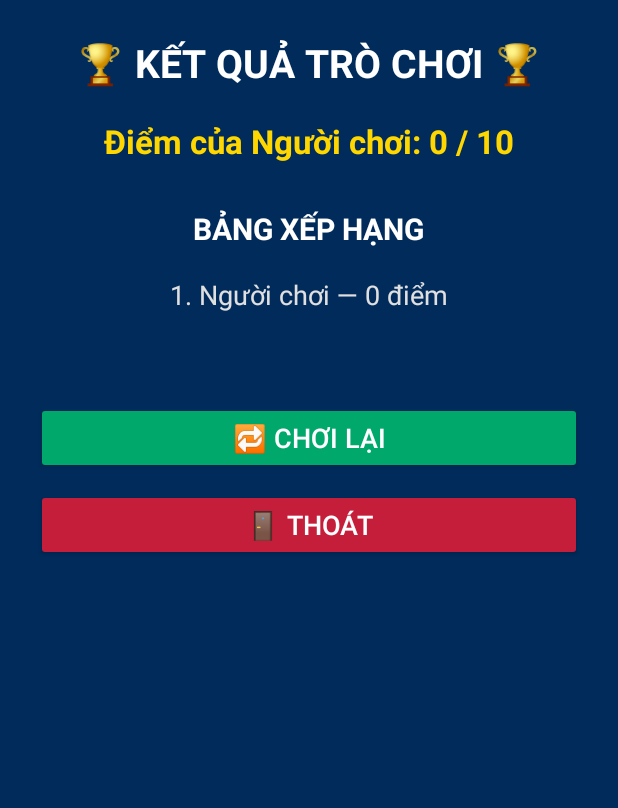
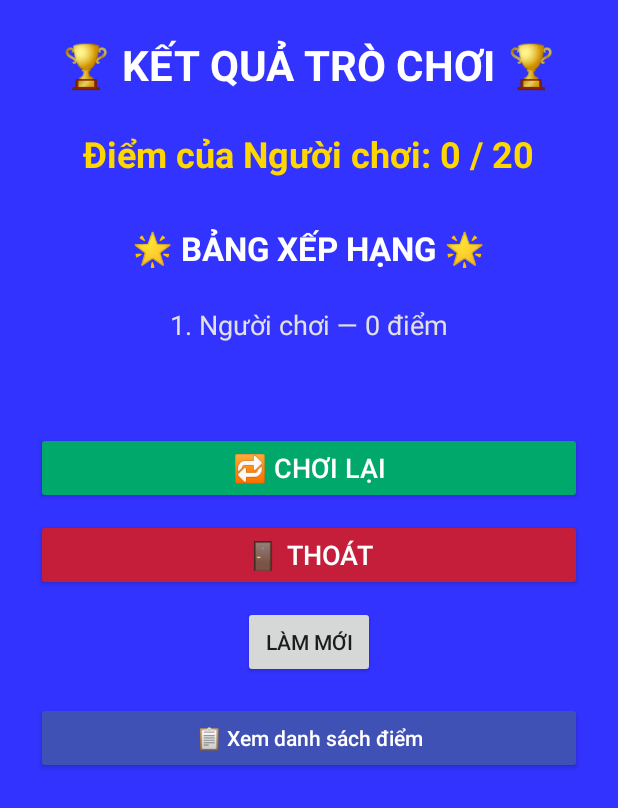
Before and after one commit to Biendeptrai/AppFootballquiz, an Android app: the ResultActivity screen opened directly, with no data from a screen before it, on a phone screen of 412 x 824 dp. Shown: the top 808 px of the screen. Run offline under Robolectric (Android 15) with nearby library versions, the phone set to English and light mode, and no system bars.

Commit message:
thay đổi

```diff
--- a/app/src/main/AndroidManifest.xml
+++ b/app/src/main/AndroidManifest.xml
@@ -13,6 +13,8 @@
         <!-- Khai báo 2 Activity phụ -->
         <activity android:name=".ResultActivity" />
         <activity android:name=".QuizActivity" />
+        <activity android:name=".ScoreListActivity" />
+
         <!-- Màn hình chính khi mở app -->
         <activity
             android:name=".MainActivity"
--- a/app/src/main/java/com/example/footballquiz/DBHelper.java
+++ b/app/src/main/java/com/example/footballquiz/DBHelper.java
@@ -187,4 +187,10 @@ public class DBHelper extends SQLiteOpenHelper {
         db.close();
         return topList;
     }
+    public Cursor getAllScores() {
+        SQLiteDatabase db = this.getReadableDatabase();
+        return db.rawQuery("SELECT playerName, score, category, mode, date FROM scores ORDER BY score DESC", null);
+    }
+
+
 }
--- a/app/src/main/java/com/example/footballquiz/ResultActivity.java
+++ b/app/src/main/java/com/example/footballquiz/ResultActivity.java
@@ -12,6 +12,22 @@ public class ResultActivity extends AppCompatActivity {
     private TextView tvResult, tvLeaderboard;
     private Button btnReplay, btnExit;
     private DBHelper dbHelper;
+    private void loadLeaderboard() {
+        ArrayList<String> topList = dbHelper.getTopScores();
+        StringBuilder leaderboardText = new StringBuilder();
+        int rank = 1;
+        for (String s : topList) {
+            leaderboardText.append(rank).append(". ").append(s).append("\n");
+            rank++;
+        }
+        tvLeaderboard.setText(leaderboardText.toString());
+    }
+    @Override
+    protected void onResume() {
+        super.onResume();
+        loadLeaderboard();
+    }
+
 
     @Override
     protected void onCreate(Bundle savedInstanceState) {
@@ -28,7 +44,8 @@ public class ResultActivity extends AppCompatActivity {
 
         // Lấy điểm từ Intent
         int score = getIntent().getIntExtra("score", 0);
-        tvResult.setText("Điểm của bạn: " + score + " / 10");
+        tvResult.setText("Điểm của bạn: " + score + " / 20");
+
 
         // Lưu điểm (tạm đặt tên mặc định là "Người chơi")
         // Nhận tên người chơi từ Intent
@@ -38,7 +55,7 @@ public class ResultActivity extends AppCompatActivity {
         }
 
         // Hiển thị điểm kèm tên
-        tvResult.setText("Điểm của " + playerName + ": " + score + " / 10");
+        tvResult.setText("Điểm của " + playerName + ": " + score + " / 20");
 
         // Lưu điểm vào cơ sở dữ liệu
         dbHelper.saveScore(playerName, score);
@@ -53,6 +70,12 @@ public class ResultActivity extends AppCompatActivity {
             rank++;
         }
         tvLeaderboard.setText(leaderboardText.toString());
+        Button btnViewScores = findViewById(R.id.btnViewScores);
+        btnViewScores.setOnClickListener(v -> {
+            Intent intent = new Intent(ResultActivity.this, ScoreListActivity.class);
+            startActivity(intent);
+            overridePendingTransition(android.R.anim.fade_in, android.R.anim.fade_out);
+        });
 
         // Nút chơi lại
         btnReplay.setOnClickListener(v -> {
@@ -65,5 +88,9 @@ public class ResultActivity extends AppCompatActivity {
         btnExit.setOnClickListener(v -> {
             finishAffinity(); // Đóng toàn bộ app
         });
+        // Nút làm mới
+        Button btnReload = findViewById(R.id.btnReload);
+        btnReload.setOnClickListener(v -> loadLeaderboard());
+
     }
 }
--- a/app/src/main/res/drawable/bg_button_modern.xml
+++ b/app/src/main/res/drawable/bg_button_modern.xml
@@ -1,8 +1,8 @@
 <?xml version="1.0" encoding="utf-8"?>
 <shape xmlns:android="http://schemas.android.com/apk/res/android">
     <gradient
-        android:startColor="#6A11CB"
-        android:endColor="#2575FC"
+        android:startColor="#9900FF"
+        android:endColor="#330099"
         android:angle="90"/>
     <corners android:radius="30dp"/>
 </shape>
--- a/app/src/main/res/layout/activity_quiz.xml
+++ b/app/src/main/res/layout/activity_quiz.xml
@@ -89,7 +89,7 @@
         android:id="@+id/btnNext"
         android:text="Câu tiếp theo"
         android:textAllCaps="false"
-        android:textColor="#FFFFFF"
+        android:textColor="#00DD00"
         android:textSize="18sp"
         android:background="@drawable/bg_button_modern"
         android:elevation="6dp"
--- a/app/src/main/res/layout/activity_result.xml
+++ b/app/src/main/res/layout/activity_result.xml
@@ -1,44 +1,45 @@
 <?xml version="1.0" encoding="utf-8"?>
 <LinearLayout xmlns:android="http://schemas.android.com/apk/res/android"
-    android:orientation="vertical"
-    android:gravity="center_horizontal"
     android:layout_width="match_parent"
     android:layout_height="match_parent"
     android:padding="24dp"
-    android:background="#002b5b">
+    android:orientation="vertical"
+    android:gravity="center_horizontal"
+    android:background="#3333FF">
+
 
     <!-- Tiêu đề kết quả -->
     <TextView
         android:id="@+id/tvTitle"
+        android:layout_width="wrap_content"
+        android:layout_height="wrap_content"
         android:text="🏆 KẾT QUẢ TRÒ CHƠI 🏆"
         android:textColor="#FFFFFF"
         android:textStyle="bold"
-        android:textSize="26sp"
-        android:layout_marginBottom="20dp"
-        android:layout_width="wrap_content"
-        android:layout_height="wrap_content" />
+        android:textSize="28sp"
+        android:layout_marginBottom="24dp" />
 
     <!-- Hiển thị điểm -->
     <TextView
         android:id="@+id/tvResult"
+        android:layout_width="wrap_content"
+        android:layout_height="wrap_content"
         android:text="Điểm của bạn: 0 / 10"
         android:textColor="#FFD700"
         android:textStyle="bold"
-        android:textSize="22sp"
-        android:layout_marginBottom="30dp"
-        android:layout_width="wrap_content"
-        android:layout_height="wrap_content" />
+        android:textSize="24sp"
+        android:layout_marginBottom="32dp" />
 
     <!-- Bảng xếp hạng -->
     <TextView
         android:id="@+id/tvLeaderboardTitle"
-        android:text="BẢNG XẾP HẠNG"
+        android:layout_width="wrap_content"
+        android:layout_height="wrap_content"
+        android:text="🌟 BẢNG XẾP HẠNG 🌟"
         android:textColor="#FFFFFF"
         android:textStyle="bold"
-        android:textSize="20sp"
-        android:layout_marginBottom="10dp"
-        android:layout_width="wrap_content"
-        android:layout_height="wrap_content" />
+        android:textSize="22sp"
+        android:layout_marginBottom="16dp" />
 
     <ScrollView
         android:layout_width="match_parent"
@@ -56,28 +57,46 @@
             android:layout_height="wrap_content"
             android:padding="8dp" />
     </ScrollView>
-
     <!-- Nút chơi lại -->
     <Button
         android:id="@+id/btnReplay"
+        android:layout_width="match_parent"
+        android:layout_height="wrap_content"
         android:text="🔁 Chơi lại"
         android:backgroundTint="#00A86B"
         android:textColor="#FFFFFF"
         android:textSize="18sp"
-        android:layout_width="match_parent"
-        android:layout_height="wrap_content"
+        android:padding="10dp"
         android:layout_marginBottom="10dp"
-        android:padding="10dp" />
+        android:elevation="10dp" />
 
     <!-- Nút thoát -->
     <Button
         android:id="@+id/btnExit"
+        android:layout_width="match_parent"
+        android:layout_height="wrap_content"
         android:text="🚪 Thoát"
         android:backgroundTint="#C41E3A"
         android:textColor="#FFFFFF"
         android:textSize="18sp"
+        android:padding="10dp"
+        android:elevation="10dp" />
+    <Button
+        android:id="@+id/btnReload"
+        android:layout_width="wrap_content"
+        android:layout_height="wrap_content"
+        android:text="Làm mới"
+        android:layout_marginTop="10dp"
+        android:layout_gravity="center"/>
+    <Button
+        android:id="@+id/btnViewScores"
+        android:text="📋 Xem danh sách điểm"
+        android:textAllCaps="false"
+        android:textColor="#FFFFFF"
+        android:backgroundTint="#3F51B5"
+        android:layout_marginTop="16dp"
         android:layout_width="match_parent"
-        android:layout_height="wrap_content"
-        android:padding="10dp" />
+        android:layout_height="wrap_content" />
+
 
 </LinearLayout>
--- a/app/src/main/res/values/colors.xml
+++ b/app/src/main/res/values/colors.xml
@@ -1,5 +1,6 @@
 <?xml version="1.0" encoding="utf-8"?>
 <resources>
-    <color name="black">#FF000000</color>
-    <color name="white">#FFFFFFFF</color>
+    <color name="main_score_color">#FF8C00</color> <color name="dark_blue">#1C4E80</color>
+    <color name="green_light">#50FA7B</color>
+    <color name="red_dark">#FF5555</color>
 </resources>
--- a/app/src/main/res/values/strings.xml
+++ b/app/src/main/res/values/strings.xml
@@ -1,3 +1,6 @@
 <resources>
     <string name="app_name">FootballQuiz</string>
+    <string name="mode_easy">🧒 Dễ</string>
+    <string name="mode_normal">⚽ Trung bình</string>
+    <string name="mode_hard">🔥 Khó</string>
 </resources>
```
Also changed, not shown: app/src/main/java/com/example/footballquiz/MainActivity.java (+22 -26 lines), app/src/main/java/com/example/footballquiz/QuestionActivity.java (added, +141 -0 lines), app/src/main/java/com/example/footballquiz/QuizActivity.java (+46 -22 lines), app/src/main/java/com/example/footballquiz/ScoreListActivity.java (added, +35 -0 lines), app/src/main/res/drawable/bg_gradient.xml (+4 -3 lines), app/src/main/res/layout/activity_main.xml (+36 -12 lines), app/src/main/res/layout/activity_question.xml (added, +76 -0 lines), app/src/main/res/layout/activity_score_list.xml (added, +25 -0 lines), app/build.gradle.kts (line endings or trailing spaces).
